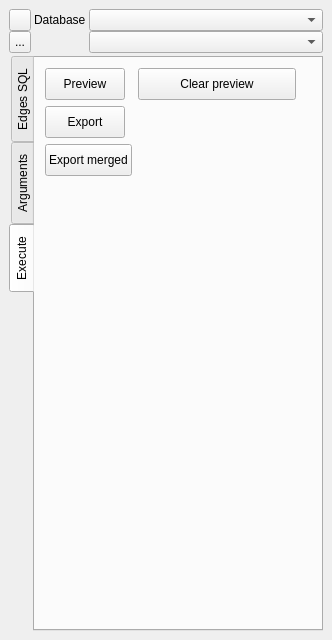
Old version of the form ui_pgRoutingLayer.ui in the repository pgRouting/pgRoutingLayer.
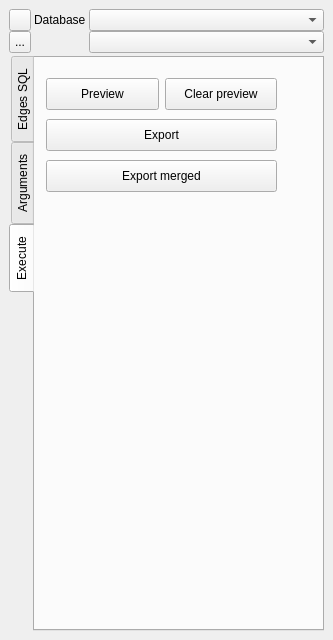
New version of the form. The open tabs and pages were chosen to show the change. Icons and pictures are not drawn.

Commit message: Fixed GUI: improved expanding policy and execute buttons with a geometric distribution

The edit to the form file:
```diff
--- a/ui_pgRoutingLayer.ui
+++ b/ui_pgRoutingLayer.ui
@@ -6,7 +6,7 @@
    <rect>
     <x>0</x>
     <y>0</y>
-    <width>332</width>
+    <width>333</width>
     <height>640</height>
    </rect>
   </property>
@@ -176,6 +176,12 @@
        </property>
        <item>
         <widget class="QTabWidget" name="tabWidget">
+         <property name="minimumSize">
+          <size>
+           <width>315</width>
+           <height>0</height>
+          </size>
+         </property>
          <property name="layoutDirection">
           <enum>Qt::LeftToRight</enum>
          </property>
@@ -1166,17 +1172,17 @@
           <attribute name="title">
            <string>Execute</string>
           </attribute>
-          <widget class="QWidget" name="formLayoutWidget">
+          <widget class="QWidget" name="">
            <property name="geometry">
             <rect>
-             <x>10</x>
-             <y>10</y>
-             <width>251</width>
-             <height>116</height>
+             <x>11</x>
+             <y>17</y>
+             <width>231</width>
+             <height>121</height>
             </rect>
            </property>
-           <layout class="QFormLayout" name="formLayout">
-            <item row="1" column="0">
+           <layout class="QGridLayout" name="gridLayout_2">
+            <item row="0" column="0">
              <widget class="QPushButton" name="buttonRun">
               <property name="minimumSize">
                <size>
@@ -1198,7 +1204,7 @@
               </property>
              </widget>
             </item>
-            <item row="1" column="1">
+            <item row="0" column="1">
              <widget class="QPushButton" name="buttonClear">
               <property name="minimumSize">
                <size>
@@ -1214,7 +1220,7 @@
               </property>
              </widget>
             </item>
-            <item row="2" column="0">
+            <item row="1" column="0" colspan="2">
              <widget class="QPushButton" name="buttonExport">
               <property name="minimumSize">
                <size>
@@ -1230,7 +1236,7 @@
               </property>
              </widget>
             </item>
-            <item row="3" column="0">
+            <item row="2" column="0" colspan="2">
              <widget class="QPushButton" name="buttonExportMerged">
               <property name="minimumSize">
                <size>
```
Left out of the diff: 18 changed lines with no effect on the pictures.
